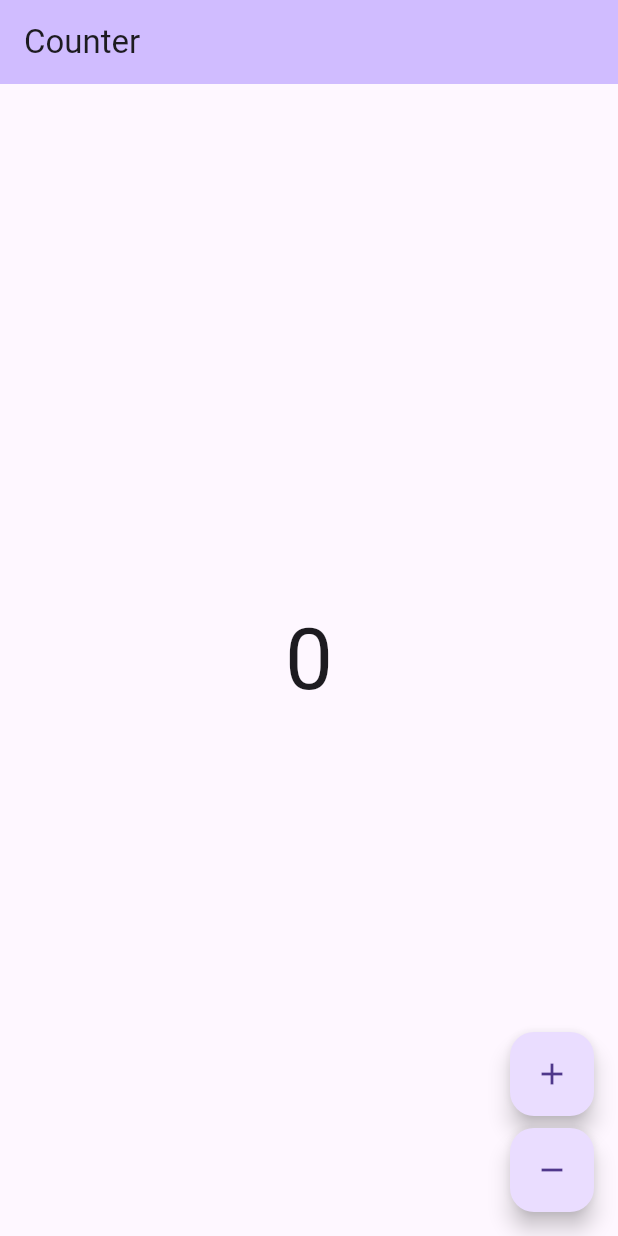
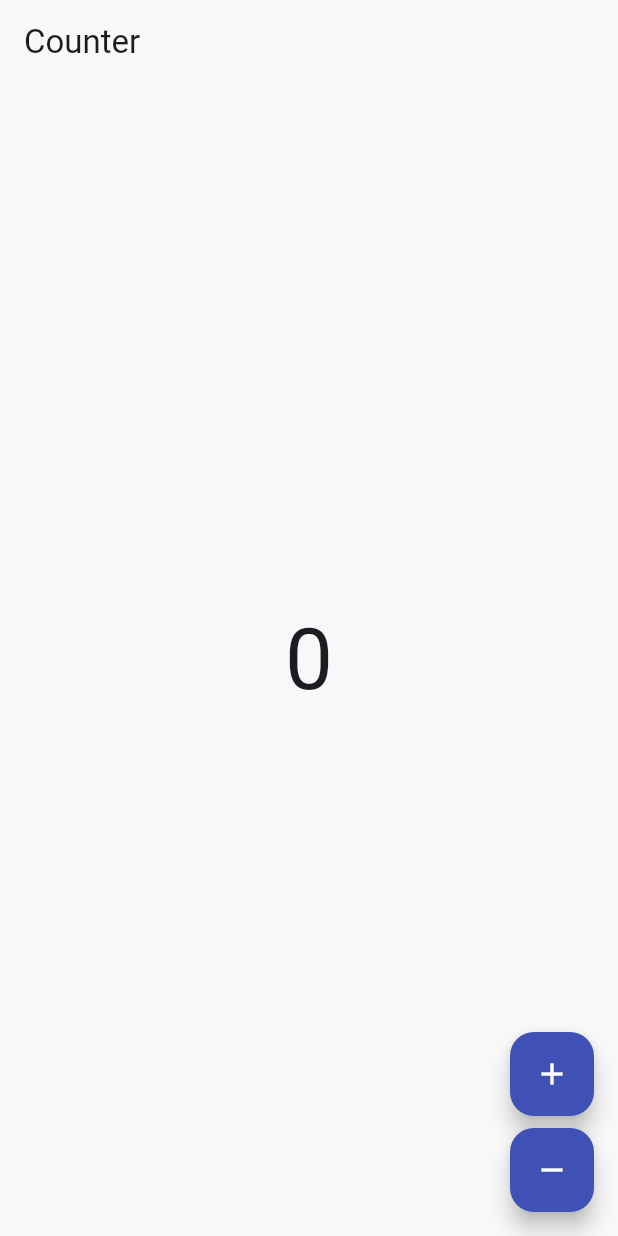
Before and after one commit to thecodexhub/sudoku, a Flutter app: the screen it shows after launch, on a phone screen of 412 x 824 dp. Run offline on Flutter 3.47's test engine with Material 3 defaults, Android fonts, the light colour scheme and no system bars; our stand-ins replace bloc, equatable, flutter_bloc, google_fonts; generated files the repository leaves out were written again.

Commit message:
feat: add typography, theme, fix formatting

```diff
--- a/lib/app/view/app.dart
+++ b/lib/app/view/app.dart
@@ -1,6 +1,7 @@
 import 'package:flutter/material.dart';
 import 'package:sudoku/counter/counter.dart';
 import 'package:sudoku/l10n/l10n.dart';
+import 'package:sudoku/theme/theme.dart';
 
 class App extends StatelessWidget {
   const App({super.key});
@@ -8,12 +9,8 @@ class App extends StatelessWidget {
   @override
   Widget build(BuildContext context) {
     return MaterialApp(
-      theme: ThemeData(
-        appBarTheme: AppBarTheme(
-          backgroundColor: Theme.of(context).colorScheme.inversePrimary,
-        ),
-        useMaterial3: true,
-      ),
+      theme: SudokuTheme.light,
+      darkTheme: SudokuTheme.dark,
       localizationsDelegates: AppLocalizations.localizationsDelegates,
       supportedLocales: AppLocalizations.supportedLocales,
       home: const CounterPage(),
--- a/lib/models/sudoku.dart
+++ b/lib/models/sudoku.dart
@@ -94,7 +94,6 @@ class Sudoku extends Equatable {
   /// List of [Block]s representing the current state of the [Sudoku].
   final List<Block> blocks;
 
-
   /// Gets the dimension of the [Sudoku], i.e., the number of row or column.
   ///
   /// A 3 x 3 Sudoku will have 81 blocks, and dimesion will be 9.
--- /dev/null
+++ b/lib/theme/theme.dart
@@ -0,0 +1,59 @@
+import 'package:flutter/material.dart';
+
+/// Defines [ThemeData] for Sudoku App UI.
+class SudokuTheme {
+  /// Light theme with blue accent
+  static ThemeData get light {
+    return ThemeData(
+      scaffoldBackgroundColor: const Color(0xFFF8F8F8),
+      appBarTheme: const AppBarTheme(
+        color: Color(0xFFF8F8F8), // Light background color
+      ),
+      colorScheme: ColorScheme.fromSeed(
+        seedColor: const Color(0xFF3F51B5), // Blue accent color
+      ),
+      snackBarTheme: const SnackBarThemeData(
+        behavior: SnackBarBehavior.floating,
+      ),
+      elevatedButtonTheme: ElevatedButtonThemeData(
+        style: ElevatedButton.styleFrom(
+          backgroundColor: const Color(0xFF3F51B5),
+          foregroundColor: Colors.white,
+          elevation: 0,
+        ),
+      ),
+      floatingActionButtonTheme: const FloatingActionButtonThemeData(
+        backgroundColor: Color(0xFF3F51B5),
+        foregroundColor: Colors.white,
+      ),
+    );
+  }
+
+  /// Dark theme with same blue accent
+  static ThemeData get dark {
+    return ThemeData(
+      scaffoldBackgroundColor: const Color(0xFF212121),
+      appBarTheme: const AppBarTheme(
+        color: Color(0xFF212121), // Dark background color
+      ),
+      colorScheme: ColorScheme.fromSeed(
+        brightness: Brightness.dark,
+        seedColor: const Color(0xFF3F51B5), // Blue accent color
+      ),
+      snackBarTheme: const SnackBarThemeData(
+        behavior: SnackBarBehavior.floating,
+      ),
+      elevatedButtonTheme: ElevatedButtonThemeData(
+        style: ElevatedButton.styleFrom(
+          backgroundColor: const Color(0xFF3F51B5),
+          foregroundColor: Colors.white,
+          elevation: 0,
+        ),
+      ),
+      floatingActionButtonTheme: const FloatingActionButtonThemeData(
+        backgroundColor: Color(0xFF3F51B5),
+        foregroundColor: Colors.white,
+      ),
+    );
+  }
+}
--- /dev/null
+++ b/lib/typography/typography.dart
@@ -0,0 +1,2 @@
+export 'font_weights.dart';
+export 'text_styles.dart';
--- a/pubspec.yaml
+++ b/pubspec.yaml
@@ -14,6 +14,7 @@ dependencies:
   flutter_bloc: ^8.1.4
   flutter_localizations:
     sdk: flutter
+  google_fonts: ^6.2.1
   intl: ^0.19.0
 
 dev_dependencies:
```
Also changed, not shown: lib/typography/font_weights.dart (added, +31 -0 lines), lib/typography/text_styles.dart (added, +106 -0 lines), pubspec.lock, 8 other files.
